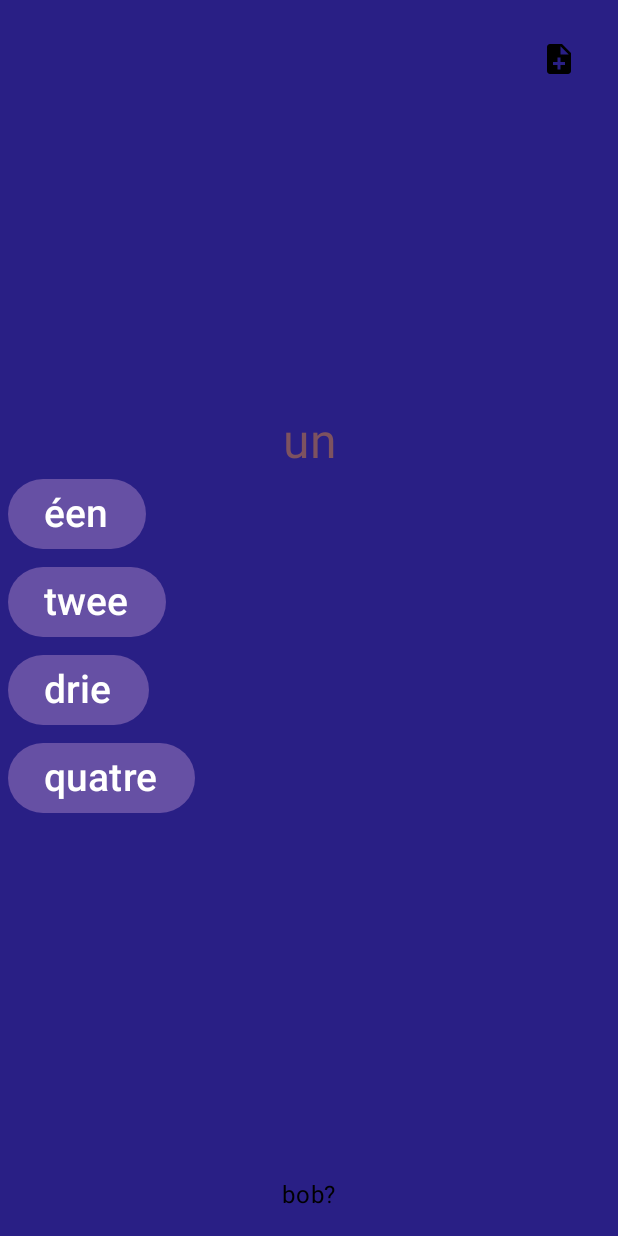
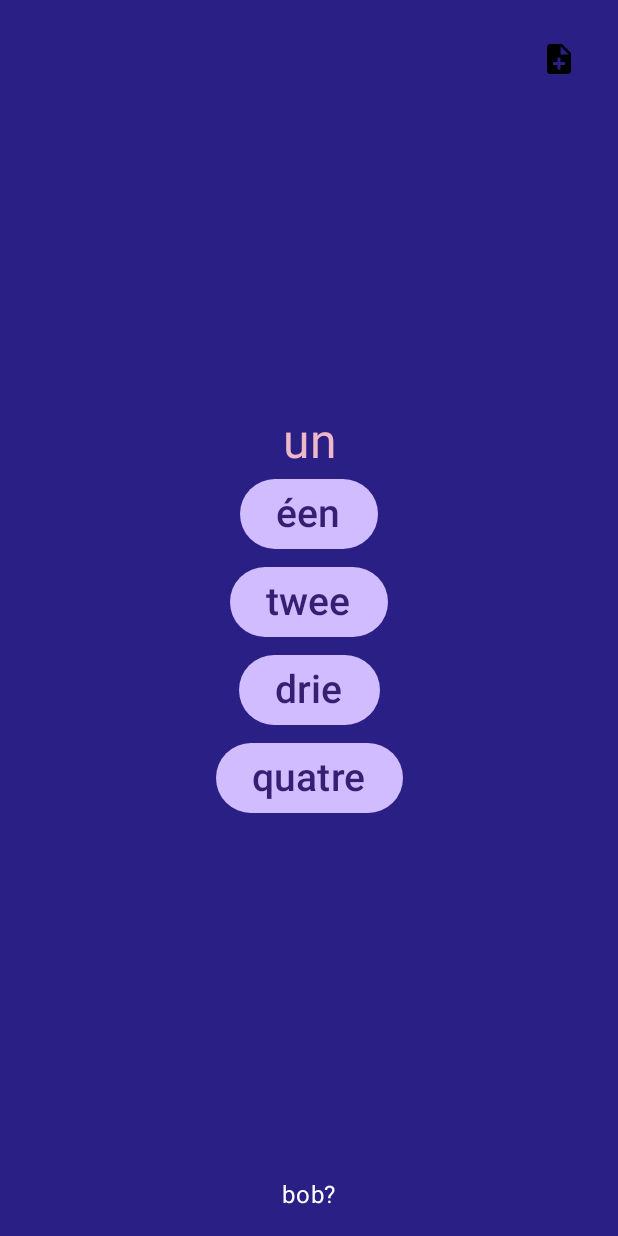
Before and after one commit to niougnip/vocabulle, an Android app built with Jetpack Compose: the screen it shows after launch (MainActivity), on a phone screen of 412 x 824 dp. Run offline under Robolectric (Android 15) with nearby library versions, the phone set to English and light mode, and no system bars; our stand-ins replace Room's generated code.

```diff
--- a/app/src/main/java/com/example/vocabulle2/MainActivity.kt
+++ b/app/src/main/java/com/example/vocabulle2/MainActivity.kt
@@ -2,48 +2,46 @@
 
 package com.example.vocabulle2
 
-import android.content.res.Resources.Theme
+import android.content.Context
 import android.os.Bundle
 import android.util.Log
+import android.widget.Toast
 import androidx.activity.ComponentActivity
+import androidx.activity.compose.rememberLauncherForActivityResult
 import androidx.activity.compose.setContent
 import androidx.activity.enableEdgeToEdge
-import androidx.compose.foundation.Image
+import androidx.activity.result.contract.ActivityResultContracts
 import androidx.compose.foundation.background
 import androidx.compose.foundation.layout.Arrangement
 import androidx.compose.foundation.layout.Column
 import androidx.compose.foundation.layout.ExperimentalLayoutApi
-import androidx.compose.foundation.layout.FlowColumn
 import androidx.compose.foundation.layout.FlowRow
 import androidx.compose.foundation.layout.Row
 import androidx.compose.foundation.layout.fillMaxHeight
 import androidx.compose.foundation.layout.fillMaxSize
 import androidx.compose.foundation.layout.fillMaxWidth
 import androidx.compose.foundation.layout.padding
-import androidx.compose.foundation.layout.size
-import androidx.compose.foundation.layout.width
 import androidx.compose.foundation.lazy.LazyColumn
 import androidx.compose.foundation.lazy.items
 import androidx.compose.material3.Button
-import androidx.compose.material3.ColorScheme
 import androidx.compose.material3.Icon
 import androidx.compose.material3.IconButton
 import androidx.compose.material3.MaterialTheme
-import androidx.compose.material3.Scaffold
 import androidx.compose.material3.Text
 import androidx.compose.runtime.Composable
 import androidx.compose.ui.Alignment
 import androidx.compose.ui.Modifier
 import androidx.compose.ui.graphics.Color
 import androidx.compose.ui.graphics.RectangleShape
-import androidx.compose.ui.layout.AlignmentLine
-import androidx.compose.ui.layout.HorizontalAlignmentLine
+import androidx.compose.ui.platform.LocalContext
 import androidx.compose.ui.res.painterResource
 import androidx.compose.ui.text.style.TextAlign
-import androidx.compose.ui.tooling.preview.Preview
 import androidx.compose.ui.unit.dp
 import androidx.compose.ui.unit.sp
+import androidx.room.Room
 import com.example.vocabulle2.ui.theme.Vocabulle2Theme
+import java.io.BufferedReader
+import java.io.InputStreamReader
 
 class MainActivity : ComponentActivity() {
     override fun onCreate(savedInstanceState: Bundle?) {
@@ -51,7 +49,6 @@ class MainActivity : ComponentActivity() {
         enableEdgeToEdge()
         setContent {
             Vocabulle2Theme {
-//                Scaffold(modifier = Modifier.fillMaxSize()) { innerPadding ->
                 val wtf = DutchWord(1, "un", "éen")
                 var wordList: List<DutchWord> = emptyList()
 
@@ -61,10 +58,72 @@ class MainActivity : ComponentActivity() {
                 wordList += DutchWord(4, "vier", "quatre")
 
                 SuggestionScreen(wtf, wordList, true)
-//                }
             }
         }
     }
+}
+
+@Composable
+private fun AddDataFromCSV() {
+    val context = LocalContext.current
+    val resultList : MutableList<List<String>> = emptyList<List<String>>().toMutableList()
+
+    var FR = "FR"
+    var NL = "NL"
+    val columnMap : MutableMap<String, Int> = emptyMap<String, Int>().toMutableMap()
+
+    val launcher = rememberLauncherForActivityResult(contract = ActivityResultContracts.GetContent()) { result ->
+        result?.let {
+            context.contentResolver.openInputStream(it).use { inputStream ->
+                BufferedReader(InputStreamReader(inputStream)).use { reader ->
+                    var line: String? = reader.readLine()
+
+                    // Get the column header
+                    if (line != null) {
+                        if (line.contains(FR, true) && line.contains(NL, true)) {
+                            val isoCodes = line.split(";")
+                            isoCodes.forEachIndexed { index, code -> columnMap[code] = index }
+                        } else {
+                            // ERROR
+                            Toast.makeText(context, "La première ligne doit contenir les codes iso NL et FR", Toast.LENGTH_LONG).show()
+                        }
+                    } else {
+                        // ERROR
+                        Toast.makeText(context, "Le fichier est vide", Toast.LENGTH_LONG).show()
+                    }
+
+                    while (line != null) {
+                        line = reader.readLine()
+                        resultList += line.split(";")
+                        Log.d("DATA", line)
+                    }
+                }
+            }
+        }
+
+        val db = getDatabase(context)
+
+    }
+
+    return IconButton(
+        onClick = { launcher.launch("text/*") }
+    ) {
+        Icon(
+            painter = painterResource(R.drawable.baseline_file_add_24),
+            contentDescription = "Add csv"
+        )
+    }
+}
+
+fun getDatabase(context: Context) : AppDatabase {
+    val db by lazy {
+        Room.databaseBuilder(
+            context,
+            AppDatabase::class.java,
+            "dutch_word.db"
+        ).allowMainThreadQueries().build()
+    }
+    return db;
 }
 
 @Composable
@@ -77,18 +136,6 @@ fun SuggestionButton(value: DutchWord, isFrench: Boolean, onClick: () -> Unit) {
         Text(
             text = if (isFrench) value.french else value.dutch,
             fontSize = 26.sp
-        )
-    }
-}
-
-@Composable
-fun AddCSVButton(onClick: () -> Unit) {
-    IconButton(
-        onClick = { onClick() }
-    ) {
-        Icon(
-            painter = painterResource(R.drawable.baseline_file_add_24),
-            contentDescription = "Add csv"
         )
     }
 }
@@ -114,16 +161,17 @@ fun SuggestionScreen(wordToFind: DutchWord, suggestions: List<DutchWord>, isFren
             horizontalArrangement = Arrangement.End,
             modifier = Modifier.weight(1F).fillMaxWidth().padding(15.dp)
         ) {
-            AddCSVButton {
-                Log.d("TEST", "add csv")
-            }
+            AddDataFromCSV()
         }
         FlowRow (
             modifier = Modifier.fillMaxSize().weight(6F),
             verticalArrangement = Arrangement.Center
         ) {
             WordToFind(wordToFind, isFrench)
-            LazyColumn {
+            LazyColumn (
+                horizontalAlignment = Alignment.CenterHorizontally,
+                modifier = Modifier.fillMaxWidth()
+            ) {
                 items(suggestions) {
                     suggestion -> SuggestionButton(suggestion, !isFrench) {
                         if (suggestion.french == wordToFind.french) {
@@ -141,7 +189,10 @@ fun SuggestionScreen(wordToFind: DutchWord, suggestions: List<DutchWord>, isFren
             verticalAlignment = Alignment.Bottom,
             modifier = Modifier.weight(1F).fillMaxWidth().padding(15.dp)
         ) {
-            Text("bob?")
+            Text(
+                text = "bob?",
+                color = Color.White
+            )
         }
     }
 }
@@ -161,17 +212,3 @@ fun SuccessScreen(word: DutchWord) {
         )
     }
 }
-
-@Composable
-@Preview
-fun SuggestionScreenPreview() {
-    val wtf = DutchWord(1, "un", "éen")
-    var wordList: List<DutchWord> = emptyList()
-
-    wordList += DutchWord(1, "un", "éen")
-    wordList += DutchWord(2, "deux", "twee")
-    wordList += DutchWord(3, "trois", "drie")
-    wordList += DutchWord(4, "vier", "quatre")
-
-    SuggestionScreen(wtf, wordList, true)
-}
--- a/app/src/main/java/com/example/vocabulle2/ui/theme/Theme.kt
+++ b/app/src/main/java/com/example/vocabulle2/ui/theme/Theme.kt
@@ -21,7 +21,8 @@ import com.example.vocabulle2.DutchWord
 private val DarkColorScheme = darkColorScheme(
     primary = Purple80,
     secondary = PurpleGrey80,
-    tertiary = Pink80
+    tertiary = Pink80,
+    background = Background
 )
 
 private val LightColorScheme = lightColorScheme(
@@ -59,7 +60,7 @@ fun Vocabulle2Theme(
 //    }
 
     MaterialTheme(
-        colorScheme = LightColorScheme,
+        colorScheme = DarkColorScheme,
         typography = Typography,
         content = content
     )
```
Lines whose indentation alone changed are shown as unchanged.
